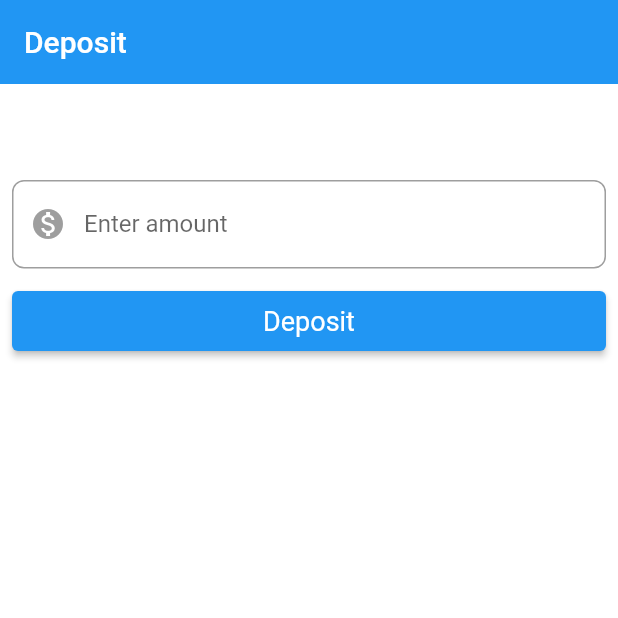
After one commit to SynthiaAtieno/interview_ui, a Flutter app: the Deposit screen opened directly, on a phone screen of 412 x 824 dp, the top half of it. The commit adds this screen. Run offline on Flutter 3.47's test engine with Material 2 defaults, Android fonts, the phone set to English and light mode, and no system bars; our stand-ins replace jwt_decoder, shared_preferences; accounts and stored records are empty; statements that could not run were skipped.

Commit message:
added the deposit functionality to the app

```diff
--- a/lib/constants/constatnts.dart
+++ b/lib/constants/constatnts.dart
@@ -1,6 +1,6 @@
 class Constants{
 
-  static String base_url = "http://192.168.0.14:8080/api/";
+  static String base_url = "http://192.168.0.11:8080/api/";
   static bool emailRegex(String email) {
     return RegExp(
         r'^(([^<>()[\]\\.,;:\s@\"]+(\.[^<>()[\]\\.,;:\s@\"]+)*)|(\".+\"))@((\[[0-9]{1,3}\.[0-9]{1,3}\.[0-9]{1,3}\.[0-9]{1,3}\])|(([a-zA-Z\-0-9]+\.)+[a-zA-Z]{2,}))$')
--- /dev/null
+++ b/lib/screen/deposit.dart
@@ -0,0 +1,132 @@
+import 'dart:convert';
+
+import 'package:flutter/material.dart';
+import 'package:interview/widget/elevated_button.dart';
+import 'package:interview/widget/textfield.dart';
+import 'package:shared_preferences/shared_preferences.dart';
+import 'package:http/http.dart' as http;
+
+import '../constants/constatnts.dart';
+
+class Deposit extends StatefulWidget {
+  const Deposit({super.key});
+
+  @override
+  State<Deposit> createState() => _DepositState();
+}
+
+
+
+class _DepositState extends State<Deposit> {
+
+  late SharedPreferences preferences;
+  var user = 0;
+  void initSharedPref() async{
+    preferences = await SharedPreferences.getInstance();
+    setState(() {
+      user = preferences.getInt("id")!;
+    });
+  }
+  @override
+  void initState() {
+    initSharedPref();
+    super.initState();
+  }
+
+  final TextEditingController amount = TextEditingController();
+  Future<Map<String, dynamic>?> deposit() async{
+    try{
+      if(amount.text.trim()!=""){
+        Map<String, dynamic>data = {
+          "amount":double.parse(amount.text.trim()),
+          "user":user
+        };
+        print(data);
+        var response =
+        await http.post(Uri.parse("${Constants.base_url}transactions/deposit"),
+            headers: {
+              'Content-Type': 'application/json',
+              'Accept': 'application/json',
+              'Authorization':'Bearer ${preferences.getString('token')!}'
+            },
+            body: json.encode(data));
+        var body = jsonDecode(response.body);
+
+        if (body['code'] == 200) {
+          var balance = body['balance'];
+          preferences.setDouble('balance', balance);
+          final snackBar = SnackBar(content: Text(body['message']));
+          ScaffoldMessenger.of(context)
+            ..removeCurrentSnackBar()
+            ..showSnackBar(snackBar);
+          setState(() {
+            amount.clear();
+          });
+        } else {
+          setState(() {
+            //isLoading = false;
+          });
+          final snackBar = SnackBar(content: Text(body['message']));
+          ScaffoldMessenger.of(context)
+            ..removeCurrentSnackBar()
+            ..showSnackBar(snackBar);
+        }
+        return body;
+      }
+      else{
+        const snackBar = SnackBar(content: Text("Please fill the amount"));
+        ScaffoldMessenger.of(context)
+          ..removeCurrentSnackBar()
+          ..showSnackBar(snackBar);
+      }
+    }catch(e){
+      final snackBar = SnackBar(content: Text(e.toString()));
+      ScaffoldMessenger.of(context)
+        ..removeCurrentSnackBar()
+        ..showSnackBar(snackBar);
+    }
+
+    return null;
+  }
+  @override
+  void dispose() {
+    amount.dispose();
+    // TODO: implement dispose
+    super.dispose();
+  }
+
+  @override
+  Widget build(BuildContext context) {
+    return Scaffold(
+      appBar: AppBar(
+        title: const Text("Deposit"),
+        elevation: 0,
+      ),
+      body: SafeArea(
+        child: Padding(
+          padding: const EdgeInsets.all(8.0),
+          child: Column(
+            children: [
+              const SizedBox(height: kToolbarHeight,),
+              TextFields(
+                  hintText: "amount",
+                  iconData: Icons.monetization_on_sharp,
+                  label: "Enter amount",
+                  controller: amount,
+                  obsecure: false,
+                  keyboardType: TextInputType.number),
+              const SizedBox(height: 15,),
+               PrimaryButton(onPressed: (){
+                 deposit();
+               },title: "Deposit")
+            ],
+          ),
+        ),
+      ),
+    );
+  }
+
+
+
+
+}
```
Also changed, not shown: lib/screen/homepage.dart (+18 -3 lines).
